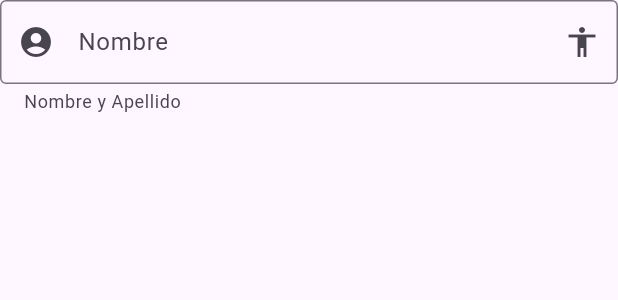
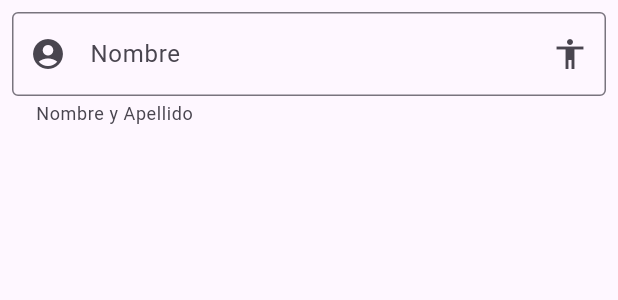
Before and after one commit to taddeiPablo/Flutter_Projects, a Flutter app: the TextFieldExample widget shown alone on an empty page, opened directly, on a phone screen of 412 x 824 dp. Shown: the top 300 px of the screen. Run offline on Flutter 3.47's test engine with Material 3 defaults, Android fonts, the light colour scheme and no system bars.

Commit message:
terminado un repaso general sobre flutter
terminado un repaso general sobre flutter muy buen hasta el momento espectacular.

```diff
--- a/flutter1/flutter_ejercicio_1/lib/components/textf.dart
+++ b/flutter1/flutter_ejercicio_1/lib/components/textf.dart
@@ -2,18 +2,28 @@
 
 import 'package:flutter/material.dart';
 
-//
+// aqui creo esta clase para crear textfield y sus propiedades
+// propiedades que vamos a utilizar constantemente
 class TextFieldExample extends StatelessWidget {
-  //
+  // aqui el constructor de esta clase que recibe un parametro de tipo key
+  // que es de la clase base
   const TextFieldExample({super.key});
 
-  //
+  // aqui construimos el widget y lo retornamos que es un Column
   @override
   Widget build(BuildContext context) {
+    // aqui retornamos un Column que es un widget que organiza a sus hijos
     return const Column(
       children: [
-        //
-        TextField(
+        // aplicando un padding all textfield para que no quede tan pegado al
+        // borde de la pantallas
+        Padding(
+          padding: EdgeInsets.all(8.0),
+          //Textfield widget
+          //maxLines
+          //maxLength
+          child: TextField(
+            obscureText: true,
             decoration: InputDecoration(
               border: OutlineInputBorder(),
               labelText: 'Nombre',
@@ -23,6 +33,7 @@ class TextFieldExample extends StatelessWidget {
               prefixIcon: Icon(Icons.account_circle),
             ),
           ),
+        ),
       ],
     );
   }
--- a/flutter1/flutter_ejercicio_1/pubspec.yaml
+++ b/flutter1/flutter_ejercicio_1/pubspec.yaml
@@ -17,3 +17,5 @@ dev_dependencies:
 
 flutter:
   uses-material-design: true
+  assets:
+    - assets/images/
```
Also changed, not shown: flutter1/flutter_ejercicio_1/lib/components/button_example.dart (added, +37 -0 lines), flutter1/flutter_ejercicio_1/lib/components/imageExample.dart (added, +24 -0 lines), flutter1/flutter_ejercicio_1/assets/images/flutter-ico.png (added). Lines whose indentation alone changed are shown as unchanged.
